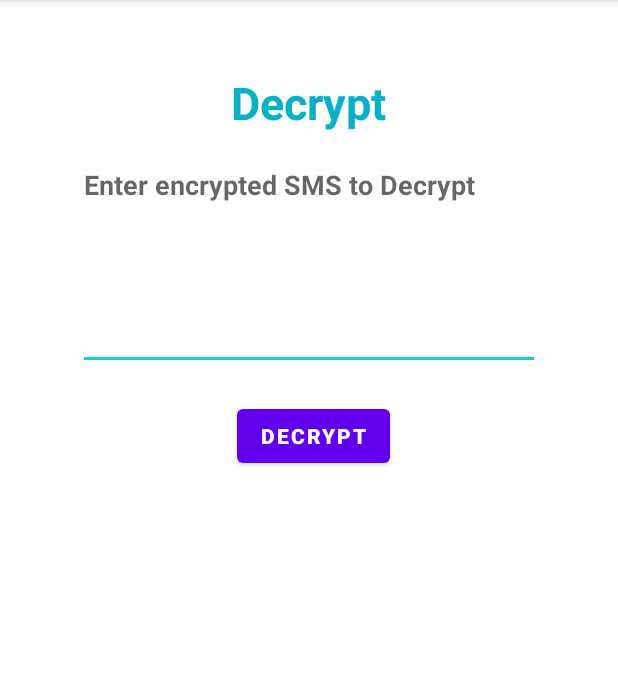
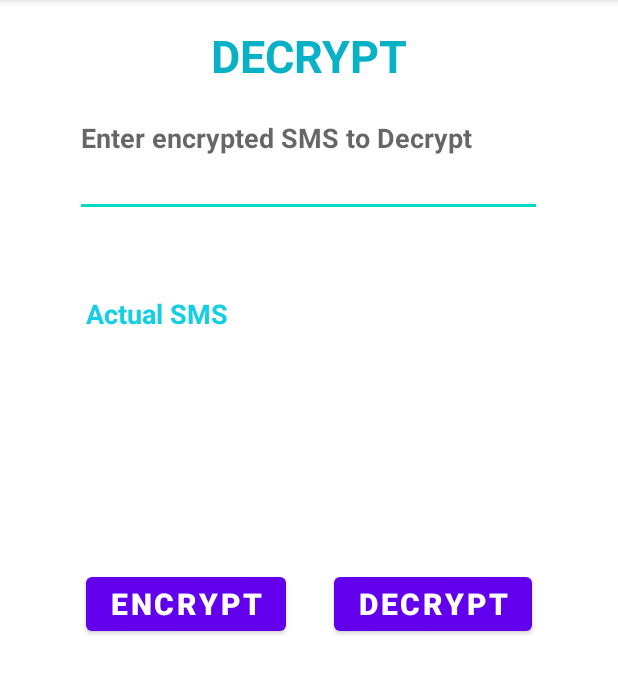
Before and after one commit to NSU-FA20-CSE486-1/1712520_FA2020_CSE486.1, an Android app: the DecryptActivity screen opened directly, with no data from a screen before it, on a phone screen of 412 x 824 dp, the part 84-778 px from its top. Run offline under Robolectric (Android 15) with nearby library versions, the phone set to English and light mode, and no system bars.

Commit message:
Decryption activity completed

```diff
--- a/Midterm/secureMessaging/app/src/main/res/layout/activity_decrypt2.xml
+++ b/Midterm/secureMessaging/app/src/main/res/layout/activity_decrypt2.xml
@@ -14,7 +14,7 @@
         android:layout_marginLeft="16dp"
         android:layout_marginEnd="16dp"
         android:layout_marginRight="16dp"
-        android:text="Decrypt"
+        android:text="DECRYPT"
         android:textColor="#09B1C6"
         android:textSize="30sp"
         android:textStyle="bold"
@@ -22,12 +22,12 @@
         app:layout_constraintEnd_toEndOf="parent"
         app:layout_constraintStart_toStartOf="parent"
         app:layout_constraintTop_toTopOf="parent"
-        app:layout_constraintVertical_bias="0.066" />
+        app:layout_constraintVertical_bias="0.023" />
 
     <EditText
         android:id="@+id/etEncryptedSMS"
-        android:layout_width="308dp"
-        android:layout_height="146dp"
+        android:layout_width="311dp"
+        android:layout_height="75dp"
         android:layout_marginTop="12dp"
         android:ems="10"
         android:gravity="start|top"
@@ -41,26 +41,41 @@
 
     <TextView
         android:id="@+id/tvDecryptedSMS"
-        android:layout_width="328dp"
-        android:layout_height="176dp"
-        android:layout_marginTop="60dp"
-        android:layout_marginBottom="46dp"
-        app:layout_constraintBottom_toBottomOf="parent"
-        app:layout_constraintEnd_toEndOf="@+id/buttonDecrypt"
-        app:layout_constraintHorizontal_bias="0.473"
-        app:layout_constraintStart_toStartOf="@+id/buttonDecrypt"
-        app:layout_constraintTop_toBottomOf="@+id/buttonDecrypt"
-        app:layout_constraintVertical_bias="0.0" />
+        android:layout_width="304dp"
+        android:layout_height="90dp"
+        android:layout_marginTop="52dp"
+        android:hint="Actual SMS"
+        android:textColorHint="#14CEE6"
+        android:textSize="18sp"
+        android:textStyle="bold"
+        app:layout_constraintEnd_toEndOf="@+id/etEncryptedSMS"
+        app:layout_constraintHorizontal_bias="1.0"
+        app:layout_constraintStart_toStartOf="parent"
+        app:layout_constraintTop_toBottomOf="@+id/etEncryptedSMS" />
 
     <Button
-        android:id="@+id/buttonDecrypt"
+        android:id="@+id/decryptButton"
         android:layout_width="wrap_content"
         android:layout_height="wrap_content"
-        android:layout_marginTop="20dp"
+        android:layout_marginTop="92dp"
         android:text="Decrypt"
+        android:textSize="20sp"
         android:textStyle="bold"
-        app:layout_constraintEnd_toEndOf="@+id/etEncryptedSMS"
-        app:layout_constraintHorizontal_bias="0.514"
-        app:layout_constraintStart_toStartOf="@+id/etEncryptedSMS"
-        app:layout_constraintTop_toBottomOf="@+id/etEncryptedSMS" />
+        app:layout_constraintEnd_toEndOf="@+id/tvDecryptedSMS"
+        app:layout_constraintHorizontal_bias="0.96"
+        app:layout_constraintStart_toStartOf="@+id/tvDecryptedSMS"
+        app:layout_constraintTop_toBottomOf="@+id/tvDecryptedSMS" />
+
+    <Button
+        android:id="@+id/encryptButton"
+        android:layout_width="wrap_content"
+        android:layout_height="wrap_content"
+        android:layout_marginTop="92dp"
+        android:text="Encrypt"
+        android:textSize="20sp"
+        android:textStyle="bold"
+        app:layout_constraintEnd_toEndOf="@+id/tvDecryptedSMS"
+        app:layout_constraintHorizontal_bias="0.0"
+        app:layout_constraintStart_toStartOf="@+id/tvDecryptedSMS"
+        app:layout_constraintTop_toBottomOf="@+id/tvDecryptedSMS" />
 </androidx.constraintlayout.widget.ConstraintLayout>
```
